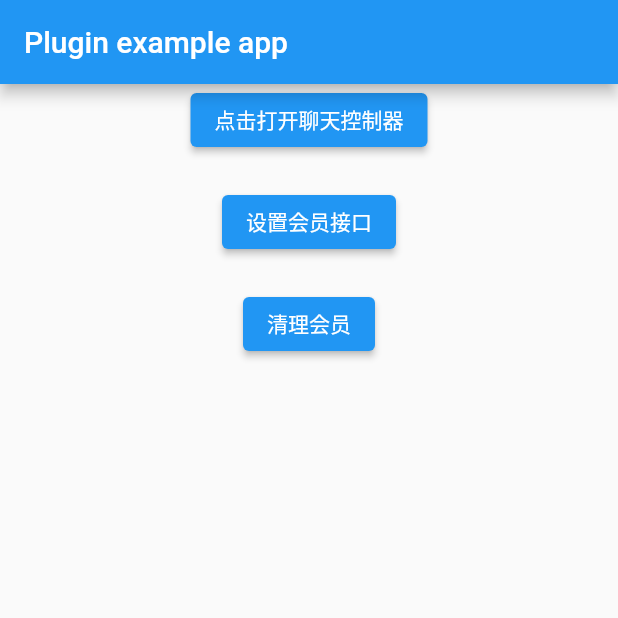
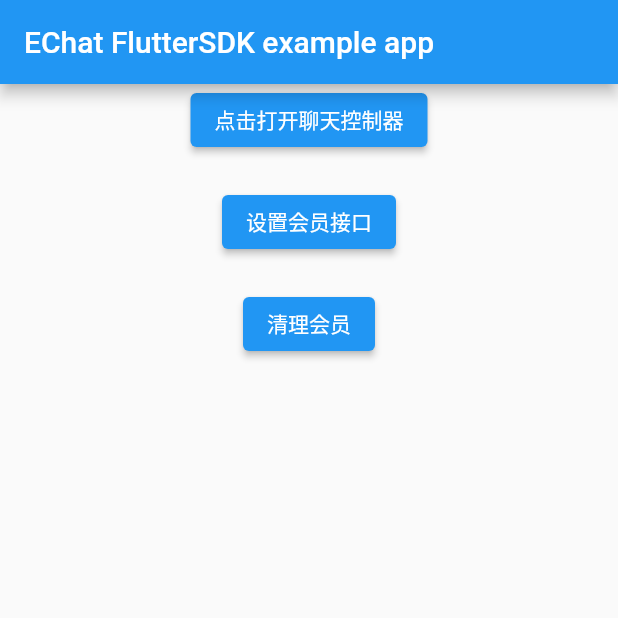
Before and after one commit to Rainbowred-Echatsoft/echat_platform_flutter_sdk, a Flutter app: the screen it shows after launch, after a tap on "设置会员接口", on a phone screen of 412 x 824 dp, the top half of it. Run offline on Flutter 3.47's test engine with Material 2 defaults, Android fonts, the phone set to English and light mode, and no system bars; our stand-ins replace plugin_platform_interface; missing offline and left inert: dart:ffi.

Commit message:
feat(demo): 增加调试方法；

```diff
--- a/example/lib/main.dart
+++ b/example/lib/main.dart
@@ -1,8 +1,6 @@
 import 'package:echat_platform_flutter_sdk/echat_flutter_sdk.dart';
 import 'package:flutter/material.dart';
 import 'dart:async';
-
-import 'package:flutter/services.dart';
 
 void main() {
   runApp(const MyApp());
@@ -16,6 +14,8 @@
 }
 
 class _MyAppState extends State<MyApp> {
+  final _echatPlatformFlutterSdkPlugin = EChatFlutterSdk();
+
   @override
   void initState() {
     super.initState();
@@ -28,7 +28,7 @@
     return MaterialApp(
       home: Scaffold(
         appBar: AppBar(
-          title: const Text('Plugin example app'),
+          title: const Text('EChat FlutterSDK example app'),
         ),
         body: Center(
             child: Column(
@@ -42,14 +42,14 @@
             const SizedBox(height: 20),
             ElevatedButton(
               onPressed: () {
-                setMember();
+                setUserInfo();
               },
               child: const Text("设置会员接口"),
             ),
             const SizedBox(height: 20),
             ElevatedButton(
               onPressed: () {
-                clearMember();
+                clearUserInfo();
               },
               child: const Text("清理会员"),
             ),
@@ -61,14 +61,31 @@
 
   /// 设置默认sdk参数
   void setDefaultSDKConfig() {
+    ///正式环境 多商户
+    ///appId SDK4MGQQLAVCJF6UBA9
+    ///appSecret B3M7RWPMVR33GA7SDGAC2ZRAGQYUQYEJBCMKWDXP5XZ
+    ///serverAppId 8546F8346D6BB48840B763000231F1A1
+    ///serverEncodingkey 7k263sdcmyvEY3OZjAsZ4RONB4zaZgOZEgEKntEbYNn
+    ///serverToken 2fr6R3jL
+    ///platformId 523055
     //设置配置
+
+    ///测试环境 多商户
+    ///appId SDKATFXTZXR2EMI7UKU
+    ///appSecret XQDHSZJCKHD8TNOC2FASM7E8PDKHFNNGOOQ4KCY4Q6U
+    ///serverAppId 506CF39AE722D7634432E5C438ED8CBA
+    ///serverEncodingkey MzFjM2ZjYjBmOGJiNGQ5Y2IxMDQ0ZTAzZmExYjJhMWE
+    ///serverToken AQ3Nsg9U
+    ///platformId 521704
     EChatFlutterSdk.setConfig(
       appId: 'SDKC3E2QGTQU7BCIYRD',
       appSecret: "NQXPGFBHBQ4CV3KCAECQWVQWK8MKGQAQ5TJKFZNDAY5",
       serverAppId: "8546F8346D6BB48840B763000231F1A1",
       serverEncodingKey: "7k263sdcmyvEY3OZjAsZ4RONB4zaZgOZEgEKntEbYNn",
       serverToken: "2fr6R3jL",
-      companyId: "523055",
+      companyId: 523055,
+      isAgreePrivacy: true,
+      // serverUrl: "https://chat.rainbowred.com",
     );
   }
 
@@ -77,7 +94,7 @@
     EChatFlutterSdk.init();
   }
 
-  ///打开对话控制器
+  ///打开对话
   void openChat() async {
     var visEvt = EchatVisEvtModel(
       eventId: "cook1002",
@@ -91,17 +108,20 @@
       urlForStaff: "apiUrl(123,'hash')",
       memo: "评价（4000）",
     );
-    await EChatFlutterSdk.openChat(companyId: 521704, visEvt: visEvt);
+    await EChatFlutterSdk.openChat(
+      companyId: 521704,
+      visEvt: visEvt,
+    );
   }
 
   ///设置会员
-  void setMember() {
+  void setUserInfo() async {
     var userInfo = EchatUserInfo(uid: "123456789", name: "张三");
-    EChatFlutterSdk.setUserInfo(userInfo);
+    await EChatFlutterSdk.setUserInfo(userInfo);
   }
 
   ///清理会员
-  void clearMember() {
-    EChatFlutterSdk.clearUserInfo();
+  void clearUserInfo() async {
+    await EChatFlutterSdk.clearUserInfo();
   }
 }
```
